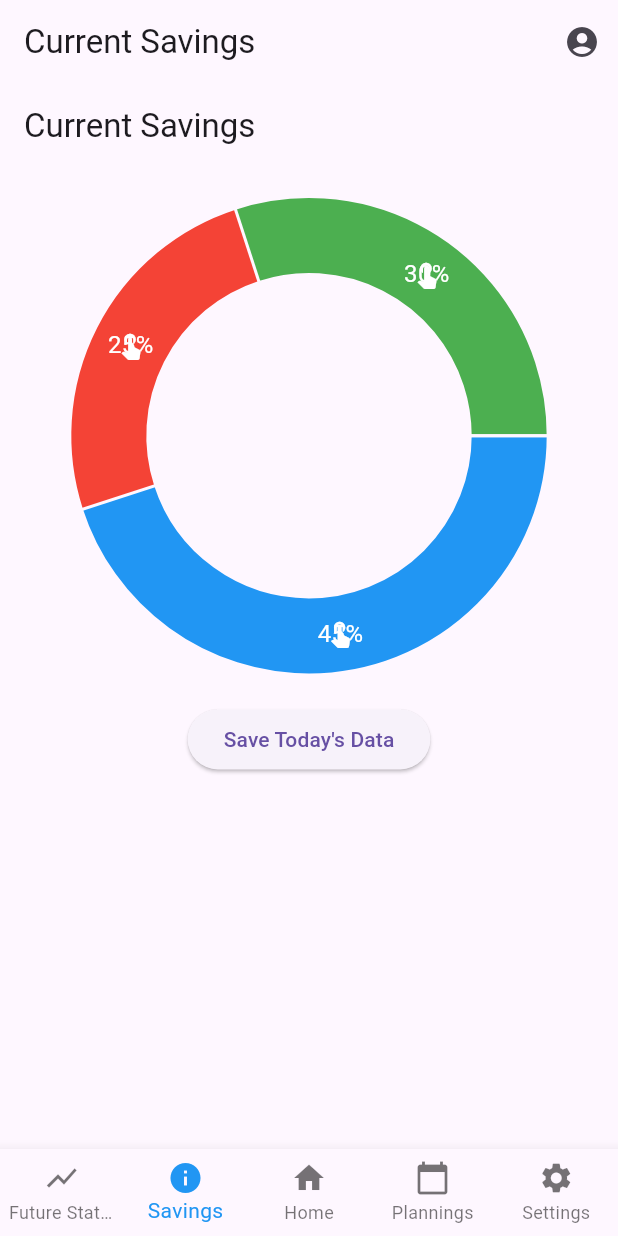
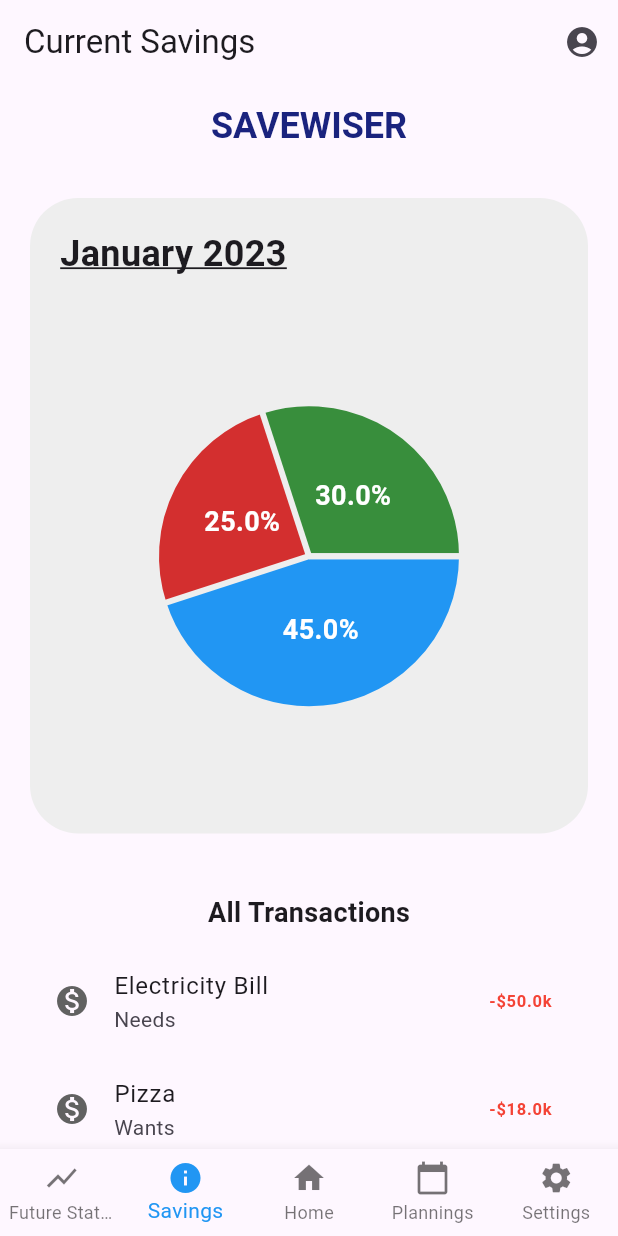
Before and after one commit to WilsonAnthonyT/SaveWiserApp, a Flutter app: the screen it shows after launch, item 2 of the bottom bar chosen, on a phone screen of 412 x 824 dp. Run offline on Flutter 3.47's test engine with Material 3 defaults, Android fonts, the phone set to English and light mode, and no system bars; drawn by our look-alikes of pie_chart; our stand-ins replace fl_chart, shared_preferences; network calls fail.

Commit message:
current savings

```diff
--- a/savewiser/lib/pages/current_savings.dart
+++ b/savewiser/lib/pages/current_savings.dart
@@ -1,190 +1,197 @@
 import 'package:flutter/material.dart';
 import 'package:fl_chart/fl_chart.dart';
 import 'package:shared_preferences/shared_preferences.dart';
-import 'dart:convert';
 
 class CurrentSavingsPage extends StatefulWidget {
   const CurrentSavingsPage({super.key});
 
   @override
-  CurrentSavingsPageState createState() => CurrentSavingsPageState();
+  State<CurrentSavingsPage> createState() => _CurrentSavingsPageState();
 }
 
-class CurrentSavingsPageState extends State<CurrentSavingsPage> {
-  late SharedPreferences prefs;
-  Map<String, dynamic> savingsData = {
-    "savings": 30,
-    "wants": 25,
-    "needs": 45,
-    "details": [
-      {
-        "date": "2025-01-31",
-        "description": "Electricity Bill",
-        "amount": -50000,
-        "category": "needs",
-      },
-      {
-        "date": "2025-01-31",
-        "description": "Pizza",
-        "amount": -18000,
-        "category": "wants",
-      },
-      {
-        "date": "2025-01-31",
-        "description": "Salary",
-        "amount": 6000000,
-        "category": "income",
-      },
-      {
-        "date": "2025-01-31",
-        "description": "Lunch at work",
-        "amount": -20000,
-        "category": "needs",
-      },
-      {
-        "date": "2025-01-30",
-        "description": "Petrol",
-        "amount": -30000,
-        "category": "needs",
-      },
-    ],
-  };
+class _CurrentSavingsPageState extends State<CurrentSavingsPage> {
+  String? selectedCategory;
 
-  @override
-  void initState() {
-    super.initState();
-    _loadSavingsData();
-  }
-
-  Future<void> _loadSavingsData() async {
-    prefs = await SharedPreferences.getInstance();
-    String? savedData = prefs.getString('savingsData');
-    if (savedData != null) {
-      setState(() {
-        savingsData = json.decode(savedData);
-      });
-    } else {
-      await prefs.setString('savingsData', json.encode(savingsData));
-    }
-  }
-
-  Future<void> _updateSavingsData() async {
-    await prefs.setString('savingsData', json.encode(savingsData));
-  }
-
-  void _showDetailsDialog(String category) {
-    List<Map<String, dynamic>> filteredDetails = savingsData['details']
-        .where((item) => item['category'] == category)
-        .toList();
-
-    showModalBottomSheet(
-      context: context,
-      builder: (BuildContext context) {
-        return ListView.builder(
-          itemCount: filteredDetails.length,
-          itemBuilder: (context, index) {
-            var detail = filteredDetails[index];
-            return ListTile(
-              title: Text(detail['description']),
-              subtitle: Text(detail['date']),
-              trailing: Text(
-                '${detail['amount'] > 0 ? '+' : ''}Rp ${detail['amount'].toString()}',
-                style: TextStyle(
-                  color: detail['amount'] > 0 ? Colors.green : Colors.red,
-                ),
-              ),
-            );
-          },
-        );
-      },
-    );
-  }
+  final List<Map<String, dynamic>> transactions = [
+    {"description": "Electricity Bill", "amount": -50000, "category": "Needs"},
+    {"description": "Pizza", "amount": -18000, "category": "Wants"},
+    {"description": "Salary", "amount": 6000000, "category": "Income"},
+    {"description": "Lunch at work", "amount": -20000, "category": "Needs"},
+    {"description": "Petrol", "amount": -30000, "category": "Needs"},
+    {"description": "Vacation Fund", "amount": -100000, "category": "Savings"},
+  ];
 
   @override
   Widget build(BuildContext context) {
+    List<Map<String, dynamic>> filteredTransactions = selectedCategory == null
+        ? transactions
+        : transactions
+              .where((tx) => tx["category"] == selectedCategory)
+              .toList();
+
     return Scaffold(
-      appBar: AppBar(title: const Text('Current Savings')),
-      body: Column(
-        children: [
-          const SizedBox(height: 20),
-          AspectRatio(
-            aspectRatio: 1.3,
-            child: PieChart(
-              PieChartData(
-                sections: [
-                  PieChartSectionData(
-                    value: savingsData['needs'].toDouble(),
-                    title: '${savingsData['needs']}%',
-                    color: Colors.blue,
-                    radius: 50,
-                    titleStyle: const TextStyle(
-                      color: Colors.white,
-                      fontSize: 16,
-                    ),
-                    badgeWidget: GestureDetector(
-                      onTap: () => _showDetailsDialog("needs"),
-                      child: Icon(
-                        Icons.touch_app,
-                        size: 20,
-                        color: Colors.white,
+      appBar: AppBar(
+        automaticallyImplyLeading: false,
+        centerTitle: true,
+        title: Text(
+          'SAVEWISER',
+          style: TextStyle(
+            fontSize: 24,
+            fontWeight: FontWeight.bold,
+            color: Colors.indigo[900],
           ),
         ),
       ),
-                  PieChartSectionData(
-                    value: savingsData['wants'].toDouble(),
-                    title: '${savingsData['wants']}%',
-                    color: Colors.red,
-                    radius: 50,
-                    titleStyle: const TextStyle(
-                      color: Colors.white,
-                      fontSize: 16,
+      body: SingleChildScrollView(
+        padding: const EdgeInsets.all(20),
+        child: Column(
+          children: [
+            Container(
+              margin: const EdgeInsets.only(bottom: 20),
+              padding: const EdgeInsets.all(20),
+              decoration: BoxDecoration(
+                color: Colors.grey[200],
+                borderRadius: BorderRadius.circular(32),
               ),
-                    badgeWidget: GestureDetector(
-                      onTap: () => _showDetailsDialog("wants"),
-                      child: Icon(
-                        Icons.touch_app,
-                        size: 20,
-                        color: Colors.white,
+              child: Column(
+                crossAxisAlignment: CrossAxisAlignment.start,
+                children: [
+                  const Text(
+                    "January 2023",
+                    style: TextStyle(
+                      fontSize: 24,
+                      fontWeight: FontWeight.bold,
+                      decoration: TextDecoration.underline,
                     ),
                   ),
-                  ),
-                  PieChartSectionData(
-                    value: savingsData['savings'].toDouble(),
-                    title: '${savingsData['savings']}%',
-                    color: Colors.green,
-                    radius: 50,
-                    titleStyle: const TextStyle(
-                      color: Colors.white,
-                      fontSize: 16,
-                    ),
-                    badgeWidget: GestureDetector(
-                      onTap: () => _showDetailsDialog("savings"),
-                      child: Icon(
-                        Icons.touch_app,
-                        size: 20,
-                        color: Colors.white,
-                      ),
-                    ),
+                  const SizedBox(height: 20),
+                  SavingsPieChart(
+                    onSectionTapped: (category) {
+                      if (!mounted) return;
+                      setState(() {
+                        selectedCategory = category;
+                      });
+                    },
                   ),
                 ],
               ),
             ),
+            const SizedBox(height: 20),
+            Text(
+              selectedCategory == null
+                  ? "All Transactions"
+                  : "$selectedCategory Transactions",
+              style: const TextStyle(fontSize: 18, fontWeight: FontWeight.bold),
             ),
-          const SizedBox(height: 20),
-          ElevatedButton(
-            onPressed: () async {
-              await _updateSavingsData();
-              if (!context.mounted) return;
-              ScaffoldMessenger.of(context).showSnackBar(
-                const SnackBar(
-                  content: Text("Savings data updated successfully!"),
+            const SizedBox(height: 10),
+            ...filteredTransactions.map((tx) {
+              return _buildTransactionItem(
+                tx["description"],
+                tx["amount"],
+                tx["category"],
+              );
+            }),
+            if (selectedCategory != null)
+              TextButton(
+                onPressed: () {
+                  if (!mounted) return;
+                  setState(() => selectedCategory = null);
+                },
+                child: const Text("Show All"),
+              ),
+          ],
+        ),
       ),
     );
-            },
-            child: const Text("Save Today's Data"),
+  }
+
+  Widget _buildTransactionItem(
+    String description,
+    int amount,
+    String category,
+  ) {
+    return ListTile(
+      leading: Icon(Icons.monetization_on, color: Colors.grey[700]),
+      title: Text(description),
+      subtitle: Text(category),
+      trailing: Text(
+        "${amount >= 0 ? "+" : "-"}\$${(amount.abs() / 1000).toStringAsFixed(1)}k",
+        style: TextStyle(
+          color: amount >= 0 ? Colors.green : Colors.red,
+          fontWeight: FontWeight.bold,
         ),
-        ],
       ),
     );
   }
 }
+
+class SavingsPieChart extends StatefulWidget {
+  final Function(String category) onSectionTapped;
+
+  const SavingsPieChart({required this.onSectionTapped, super.key});
+
+  @override
+  State<SavingsPieChart> createState() => _SavingsPieChartState();
+}
+
+class _SavingsPieChartState extends State<SavingsPieChart> {
+  int? touchedIndex;
+
+  final Map<String, double> dataMap = {"Needs": 45, "Wants": 25, "Savings": 30};
+
+  final List<Color> colorList = [
+    Colors.blue,
+    Colors.red.shade700,
+    Colors.green.shade700,
+  ];
+
+  @override
+  Widget build(BuildContext context) {
+    final screenWidth = MediaQuery.of(context).size.width;
+    final chartSize = screenWidth * 0.8;
+
+    return SizedBox(
+      height: chartSize,
+      child: PieChart(
+        PieChartData(
+          sectionsSpace: 4,
+          centerSpaceRadius: 0,
+          pieTouchData: PieTouchData(
+            mouseCursorResolver: (event, response) => SystemMouseCursors.basic,
+            touchCallback: (event, pieTouchResponse) {
+              if (!mounted ||
+                  !event.isInterestedForInteractions ||
+                  pieTouchResponse?.touchedSection == null) {
+                return;
+              }
+
+              final index =
+                  pieTouchResponse!.touchedSection!.touchedSectionIndex;
+              final category = dataMap.keys.elementAt(index);
+
+              setState(() => touchedIndex = index);
+              widget.onSectionTapped(category);
+            },
+          ),
+          sections: List.generate(dataMap.length, (index) {
+            final category = dataMap.keys.elementAt(index);
+            final value = dataMap[category]!;
+            final isTouched = index == touchedIndex;
+
+            return PieChartSectionData(
+              color: colorList[index],
+              value: value,
+              title: "${value.toStringAsFixed(1)}%",
+              radius: isTouched ? 115 : 100,
+              titleStyle: const TextStyle(
+                fontSize: 18,
+                fontWeight: FontWeight.bold,
+                color: Colors.white,
+              ),
+            );
+          }),
+        ),
+      ),
+    );
+  }
+}
```
Lines whose indentation alone changed are shown as unchanged.
